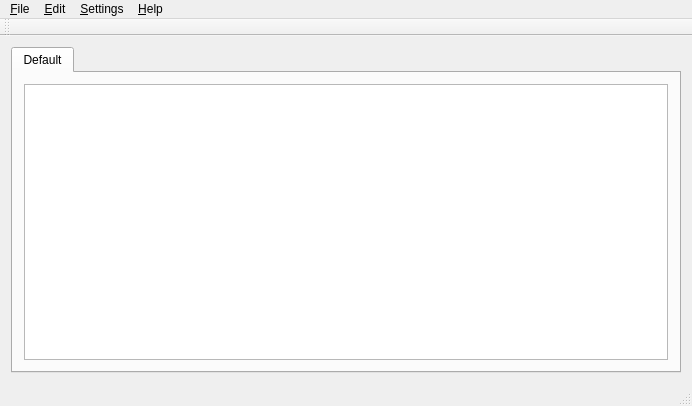
Before: the Qt Designer form mainwindow.ui in Alir3z4/yoDownet, drawn with Qt 5.
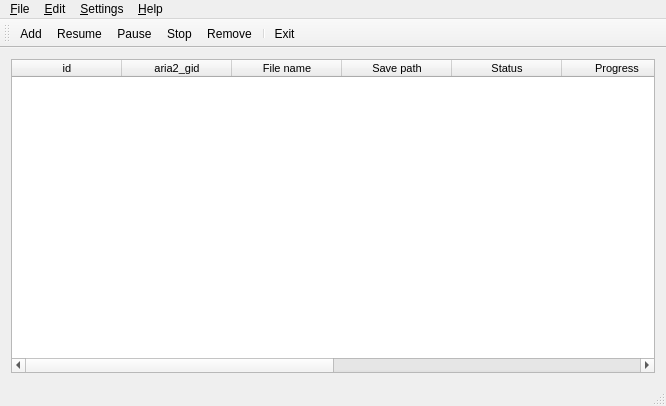
After: the same form once the commit is applied. Icons and pictures are not drawn.

Commit message: MainWindow UI changed and some new Action... added!

Patch:
```diff
--- a/mainwindow.ui
+++ b/mainwindow.ui
@@ -7,7 +7,7 @@
    <rect>
     <x>0</x>
     <y>0</y>
-    <width>692</width>
+    <width>666</width>
     <height>406</height>
    </rect>
   </property>
@@ -17,23 +17,134 @@
   <widget class="QWidget" name="centralWidget">
    <layout class="QGridLayout" name="MainWindowGridLayout">
     <item row="0" column="0">
-     <widget class="QTabWidget" name="tabWidget">
-      <property name="currentIndex">
-       <number>0</number>
+     <widget class="QTableWidget" name="urisTable">
+      <property name="sizePolicy">
+       <sizepolicy hsizetype="Expanding" vsizetype="Expanding">
+        <horstretch>0</horstretch>
+        <verstretch>0</verstretch>
+       </sizepolicy>
       </property>
-      <widget class="QWidget" name="defaultTab">
-       <attribute name="icon">
-        <iconset theme="application-default-icon"/>
-       </attribute>
-       <attribute name="title">
-        <string>Default</string>
-       </attribute>
-       <layout class="QGridLayout" name="gridLayout_3">
-        <item row="0" column="0">
-         <widget class="QTableView" name="contentTableView"/>
-        </item>
-       </layout>
-      </widget>
+      <property name="font">
+       <font>
+        <pointsize>8</pointsize>
+       </font>
+      </property>
+      <property name="layoutDirection">
+       <enum>Qt::LeftToRight</enum>
+      </property>
+      <property name="editTriggers">
+       <set>QAbstractItemView::NoEditTriggers</set>
+      </property>
+      <property name="dragEnabled">
+       <bool>false</bool>
+      </property>
+      <property name="dragDropOverwriteMode">
+       <bool>false</bool>
+      </property>
+      <property name="dragDropMode">
+       <enum>QAbstractItemView::NoDragDrop</enum>
+      </property>
+      <property name="alternatingRowColors">
+       <bool>true</bool>
+      </property>
+      <property name="selectionMode">
+       <enum>QAbstractItemView::MultiSelection</enum>
+      </property>
+      <property name="selectionBehavior">
+       <enum>QAbstractItemView::SelectRows</enum>
+      </property>
+      <property name="iconSize">
+       <size>
+        <width>22</width>
+        <height>22</height>
+       </size>
+      </property>
+      <property name="textElideMode">
+       <enum>Qt::ElideMiddle</enum>
+      </property>
+      <property name="sortingEnabled">
+       <bool>true</bool>
+      </property>
+      <property name="wordWrap">
+       <bool>true</bool>
+      </property>
+      <attribute name="horizontalHeaderVisible">
+       <bool>true</bool>
+      </attribute>
+      <attribute name="horizontalHeaderCascadingSectionResizes">
+       <bool>false</bool>
+      </attribute>
+      <attribute name="horizontalHeaderDefaultSectionSize">
+       <number>110</number>
+      </attribute>
+      <attribute name="horizontalHeaderHighlightSections">
+       <bool>true</bool>
+      </attribute>
+      <attribute name="horizontalHeaderShowSortIndicator" stdset="0">
+       <bool>true</bool>
+      </attribute>
+      <attribute name="horizontalHeaderStretchLastSection">
+       <bool>true</bool>
+      </attribute>
+      <attribute name="verticalHeaderVisible">
+       <bool>false</bool>
+      </attribute>
+      <attribute name="verticalHeaderCascadingSectionResizes">
+       <bool>true</bool>
+      </attribute>
+      <attribute name="verticalHeaderDefaultSectionSize">
+       <number>20</number>
+      </attribute>
+      <column>
+       <property name="text">
+        <string>id</string>
+       </property>
+      </column>
+      <column>
+       <property name="text">
+        <string notr="true">aria2_gid</string>
+       </property>
+      </column>
+      <column>
+       <property name="text">
+        <string>File name</string>
+       </property>
+      </column>
+      <column>
+       <property name="text">
+        <string>Save path</string>
+       </property>
+      </column>
+      <column>
+       <property name="text">
+        <string>Status</string>
+       </property>
+      </column>
+      <column>
+       <property name="text">
+        <string>Progress</string>
+       </property>
+      </column>
+      <column>
+       <property name="text">
+        <string>Added</string>
+       </property>
+      </column>
+      <column>
+       <property name="text">
+        <string>Modified</string>
+       </property>
+      </column>
+      <column>
+       <property name="text">
+        <string>Remaining time</string>
+       </property>
+      </column>
+      <column>
+       <property name="text">
+        <string>DL speed</string>
+       </property>
+      </column>
      </widget>
     </item>
    </layout>
@@ -43,7 +154,7 @@
     <rect>
      <x>0</x>
      <y>0</y>
-     <width>692</width>
+     <width>666</width>
      <height>20</height>
     </rect>
    </property>
@@ -60,7 +171,7 @@
      <string>&amp;Edit</string>
     </property>
    </widget>
-   <widget class="QMenu" name="settingMenu">
+   <widget class="QMenu" name="settingsMenu">
     <property name="title">
      <string>&amp;Settings</string>
     </property>
@@ -80,18 +191,37 @@
    </widget>
    <addaction name="fileMenu"/>
    <addaction name="editMenu"/>
-   <addaction name="settingMenu"/>
+   <addaction name="settingsMenu"/>
    <addaction name="helpMenu"/>
   </widget>
+  <widget class="QStatusBar" name="statusBar"/>
   <widget class="QToolBar" name="mainToolBar">
+   <property name="iconSize">
+    <size>
+     <width>22</width>
+     <height>22</height>
+    </size>
+   </property>
+   <property name="toolButtonStyle">
+    <enum>Qt::ToolButtonTextBesideIcon</enum>
+   </property>
+   <property name="floatable">
+    <bool>true</bool>
+   </property>
    <attribute name="toolBarArea">
     <enum>TopToolBarArea</enum>
    </attribute>
    <attribute name="toolBarBreak">
     <bool>false</bool>
    </attribute>
+   <addaction name="actionAdd"/>
+   <addaction name="actionResume"/>
+   <addaction name="actionPause"/>
+   <addaction name="actionStop"/>
+   <addaction name="actionRemove"/>
+   <addaction name="separator"/>
+   <addaction name="exitAction"/>
   </widget>
-  <widget class="QStatusBar" name="statusBar"/>
   <action name="exitAction">
    <property name="icon">
     <iconset theme="exit"/>
@@ -191,6 +321,84 @@
    <property name="text">
     <string>Show StatusBar</string>
    </property>
+   <property name="shortcut">
+    <string>Ctrl+S</string>
+   </property>
+  </action>
+  <action name="actionAdd">
+   <property name="icon">
+    <iconset theme="add">
+     <normaloff/>
+    </iconset>
+   </property>
+   <property name="text">
+    <string>&amp;Add</string>
+   </property>
+   <property name="toolTip">
+    <string>Add</string>
+   </property>
+   <property name="shortcut">
+    <string>Ctrl+A</string>
+   </property>
+  </action>
+  <action name="actionPause">
+   <property name="enabled">
+    <bool>true</bool>
+   </property>
+   <property name="icon">
+    <iconset theme="player_pause">
+     <normaloff/>
+    </iconset>
+   </property>
+   <property name="text">
+    <string>&amp;Pause</string>
+   </property>
+   <property name="shortcut">
+    <string>Ctrl+P</string>
+   </property>
+  </action>
+  <action name="actionRemove">
+   <property name="enabled">
+    <bool>true</bool>
+   </property>
+   <property name="icon">
+    <iconset theme="remove">
+     <normaloff/>
+    </iconset>
+   </property>
+   <property name="text">
+    <string>&amp;Remove</string>
+   </property>
+  </action>
+  <action name="actionResume">
+   <property name="icon">
+    <iconset theme="player_play">
+     <normaloff/>
+    </iconset>
+   </property>
+   <property name="text">
+    <string>&amp;Resume</string>
+   </property>
+  </action>
+  <action name="actionResumeAll">
+   <property name="text">
+    <string>Resume All</string>
+   </property>
+  </action>
+  <action name="actionStopAll">
+   <property name="text">
+    <string>Stop All</string>
+   </property>
+  </action>
+  <action name="actionStop">
+   <property name="icon">
+    <iconset theme="player_stop">
+     <normaloff/>
+    </iconset>
+   </property>
+   <property name="text">
+    <string>Stop</string>
+   </property>
   </action>
  </widget>
  <layoutdefault spacing="6" margin="11"/>
```
Left out of the diff: 107 changed lines with no effect on the pictures.
